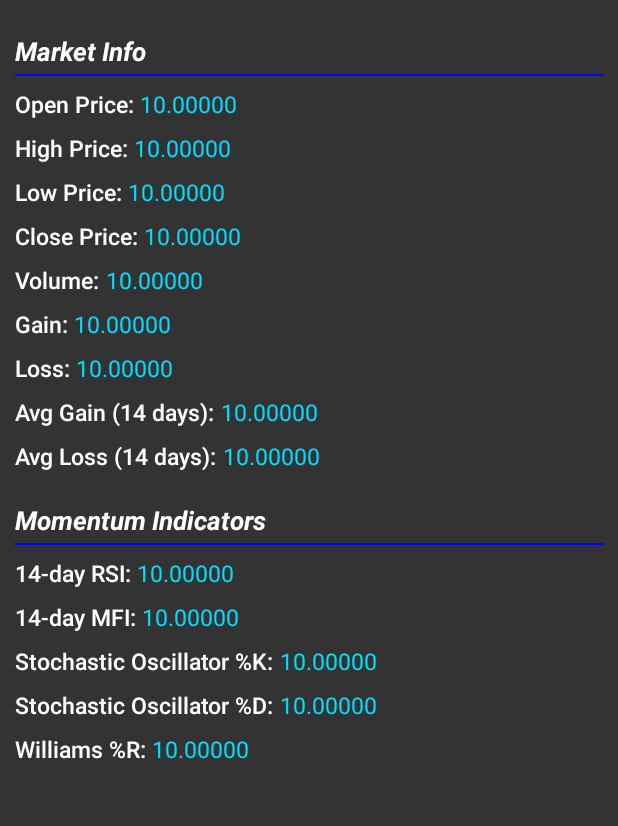
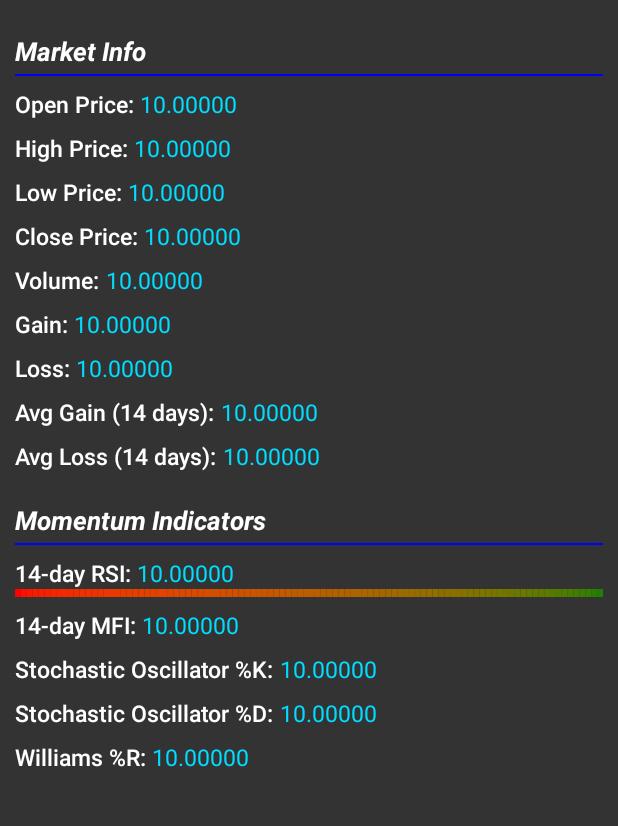
Before and after one commit to kejuntong/StockAnalysis, an Android app: the layout fragment_home_third.xml on its own in the app's theme, with its tools: preview values and no code run, on a phone screen of 412 x 824 dp, the part 66-892 px from its top. Run offline under Robolectric (Android 15) with nearby library versions, the phone set to English and light mode, and no system bars; plain views replace AutofitTextView; network calls fail.

Commit message:
custom color bar indicator view

```diff
--- /dev/null
+++ b/app/src/main/java/com/momentum/stock/stockanalyzer/CustomViews/CustomColorBarIndicator.java
@@ -0,0 +1,57 @@
+package com.momentum.stock.stockanalyzer.CustomViews;
+
+import android.animation.ArgbEvaluator;
+import android.content.Context;
+import android.graphics.Canvas;
+import android.graphics.Color;
+import android.graphics.Paint;
+import android.support.v4.content.ContextCompat;
+import android.util.AttributeSet;
+import android.view.View;
+
+import com.momentum.stock.stockanalyzer.R;
+
+/**
+ * Created by kevintong on 2017-02-14.
+ */
+
+public class CustomColorBarIndicator extends View{
+
+    private Paint paint;
+    ArgbEvaluator argbEvaluator;
+
+    public CustomColorBarIndicator(Context context) {
+        super(context);
+        paint = new Paint();
+        argbEvaluator = new ArgbEvaluator();
+    }
+
+    public CustomColorBarIndicator(Context context, AttributeSet attrs) {
+        super(context, attrs);
+        paint = new Paint();
+        argbEvaluator = new ArgbEvaluator();
+    }
+
+    public CustomColorBarIndicator(Context context, AttributeSet attrs, int defStyleAttr) {
+        super(context, attrs, defStyleAttr);
+        paint = new Paint();
+        argbEvaluator = new ArgbEvaluator();
+    }
+
+    @Override
+    protected void onDraw(Canvas canvas) {
+
+        paint.setColor(Color.YELLOW);
+
+        for (int i=0; i<100; i++){
+            int color = (Integer) argbEvaluator.evaluate((float)(i/100.0),
+                    ContextCompat.getColor(getContext(), R.color.red),
+                    ContextCompat.getColor(getContext(), R.color.green));
+            paint.setColor(color);
+            canvas.drawRect((float)(i*getWidth()/100.0), 0, (float)((i+1)*getWidth()/100.0), getHeight(), paint);
+        }
+
+//        canvas.drawColor(Color.BLUE);
+
+    }
+}
--- a/app/src/main/res/layout/fragment_home_third.xml
+++ b/app/src/main/res/layout/fragment_home_third.xml
@@ -371,6 +371,10 @@
 
             </LinearLayout>
 
+            <com.momentum.stock.stockanalyzer.CustomViews.CustomColorBarIndicator
+                android:layout_width="match_parent"
+                android:layout_height="5dp" />
+
             <LinearLayout
                 android:layout_width="wrap_content"
                 android:layout_height="wrap_content"
```
